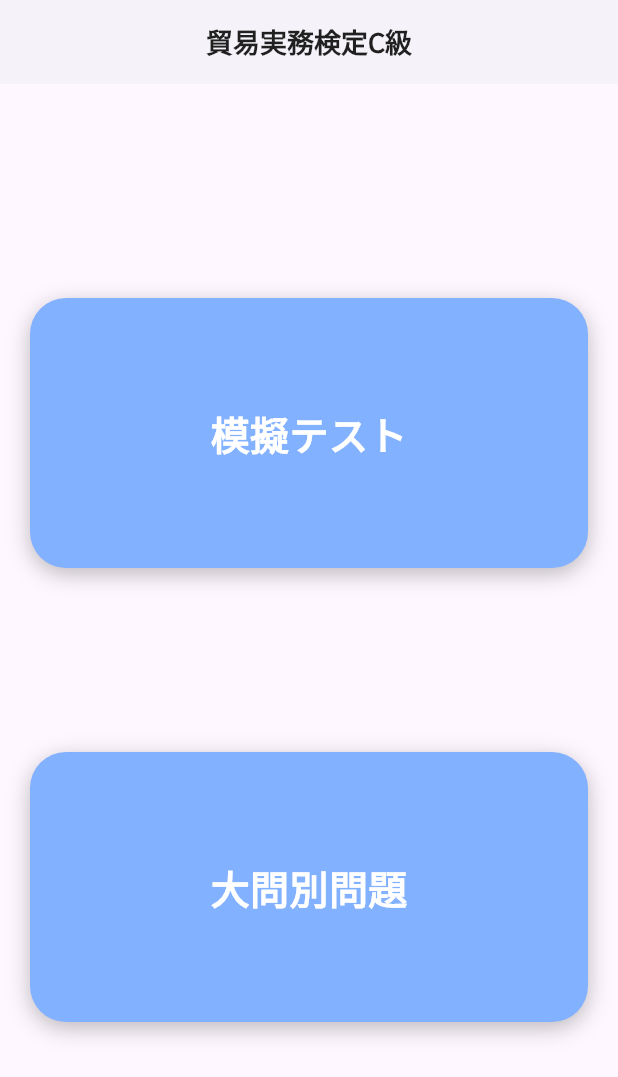
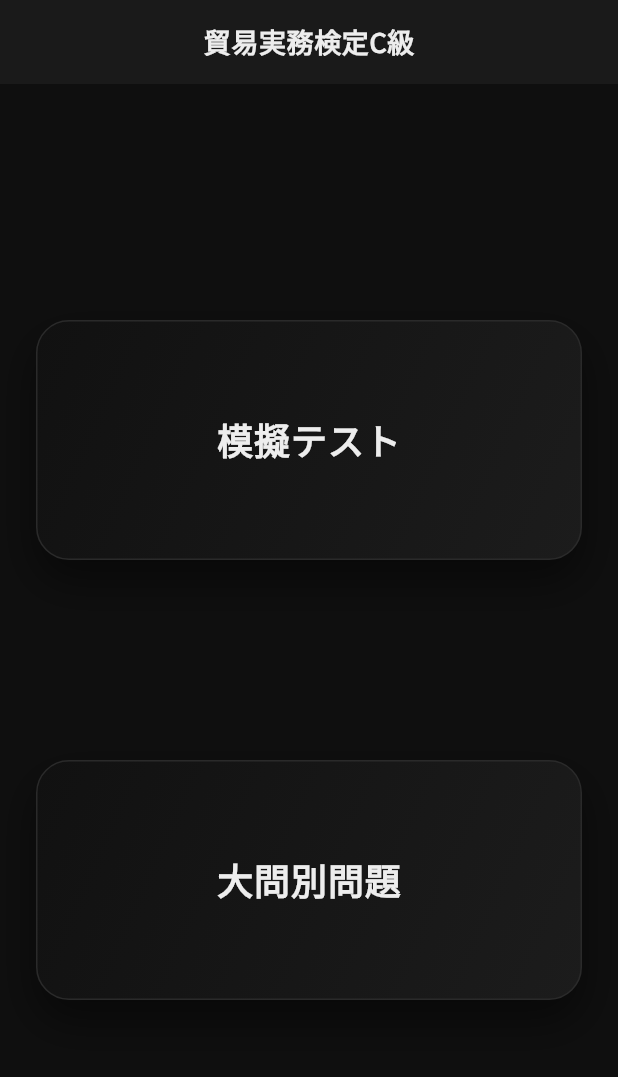
Before and after one commit to seadicelite/boueki-kentei, a Flutter app: the screen it shows after launch, on a phone screen of 412 x 824 dp. Shown: the top 1077 px of the screen. Run offline on Flutter 3.47's test engine with Material 3 defaults, Android fonts, the phone set to English and light mode, and no system bars.

Commit message:
更新内容

```diff
--- a/lib/screens/home_screen.dart
+++ b/lib/screens/home_screen.dart
@@ -5,22 +5,31 @@ import '../pra_cate.dart';
 class HomeScreen extends StatelessWidget {
   const HomeScreen({super.key});
 
+  // 🎨 Premium Monochrome
+  static const Color bgBlack = Color(0xFF0F0F0F);
+  static const Color surface = Color(0xFF1A1A1A);
+  static const Color border = Color(0xFF2A2A2A);
+  static const Color textPrimary = Color(0xFFEDEDED);
+
   @override
   Widget build(BuildContext context) {
     return Scaffold(
+      backgroundColor: bgBlack,
+
       appBar: AppBar(
-        elevation: 2,
-        backgroundColor: Colors.white,
+        elevation: 0,
+        backgroundColor: surface,
         centerTitle: true,
         title: const Text(
           "貿易実務検定C級",
           style: TextStyle(
-            color: Colors.black87,
-            fontWeight: FontWeight.bold,
+            color: textPrimary,
+            fontWeight: FontWeight.w600,
             fontSize: 18,
+            letterSpacing: 0.4,
           ),
         ),
-        iconTheme: const IconThemeData(color: Colors.black87),
+        iconTheme: const IconThemeData(color: textPrimary),
       ),
 
       body: LayoutBuilder(
@@ -32,7 +41,7 @@ class HomeScreen extends StatelessWidget {
               child: ConstrainedBox(
                 constraints: const BoxConstraints(maxWidth: 900),
                 child: Padding(
-                  padding: const EdgeInsets.all(20),
+                  padding: const EdgeInsets.all(24),
                   child: isWide
                       ? _buildWideLayout(context)
                       : _buildNarrowLayout(context),
@@ -45,9 +54,7 @@ class HomeScreen extends StatelessWidget {
     );
   }
 
-  // =============================
-  // 📱 スマホ表示（縦並び）
-  // =============================
+  // 📱 Mobile
   Widget _buildNarrowLayout(BuildContext context) {
     return Column(
       mainAxisAlignment: MainAxisAlignment.spaceEvenly,
@@ -79,12 +86,9 @@ class HomeScreen extends StatelessWidget {
     );
   }
 
-  // =============================
-  // 💻 PC / iPad（横並び）
-  // =============================
+  // 💻 Wide
   Widget _buildWideLayout(BuildContext context) {
     return Row(
-      mainAxisAlignment: MainAxisAlignment.spaceEvenly,
       children: [
         Expanded(
           child: _bigButton(
@@ -102,7 +106,7 @@ class HomeScreen extends StatelessWidget {
             },
           ),
         ),
-        const SizedBox(width: 20),
+        const SizedBox(width: 24),
         Expanded(
           child: _bigButton(
             title: "大問別問題",
@@ -120,23 +124,26 @@ class HomeScreen extends StatelessWidget {
     );
   }
 
-  // =============================
-  // 🔵 共通の巨大ボタン
-  // =============================
+  // 🔘 Premium Button
   Widget _bigButton({required String title, required VoidCallback onTap}) {
     return InkWell(
-      borderRadius: BorderRadius.circular(24),
+      borderRadius: BorderRadius.circular(22),
       onTap: onTap,
       child: Container(
-        height: 180,
+        height: 160,
         decoration: BoxDecoration(
-          color: Colors.blueAccent.shade100,
-          borderRadius: BorderRadius.circular(24),
+          gradient: const LinearGradient(
+            begin: Alignment.topLeft,
+            end: Alignment.bottomRight,
+            colors: [Color(0xFF111111), Color(0xFF1C1C1C)],
+          ),
+          borderRadius: BorderRadius.circular(22),
+          border: Border.all(color: border),
           boxShadow: [
             BoxShadow(
-              color: Colors.black26,
-              blurRadius: 12,
-              offset: const Offset(0, 4),
+              color: Colors.black.withOpacity(0.45),
+              blurRadius: 24,
+              offset: const Offset(0, 14),
             ),
           ],
         ),
@@ -144,9 +151,10 @@ class HomeScreen extends StatelessWidget {
           child: Text(
             title,
             style: const TextStyle(
-              fontSize: 26,
-              fontWeight: FontWeight.bold,
-              color: Colors.white,
+              fontSize: 24,
+              fontWeight: FontWeight.w600,
+              letterSpacing: 0.6,
+              color: textPrimary,
             ),
           ),
         ),
```
Also changed, not shown: pubspec.lock, 6 other files.
